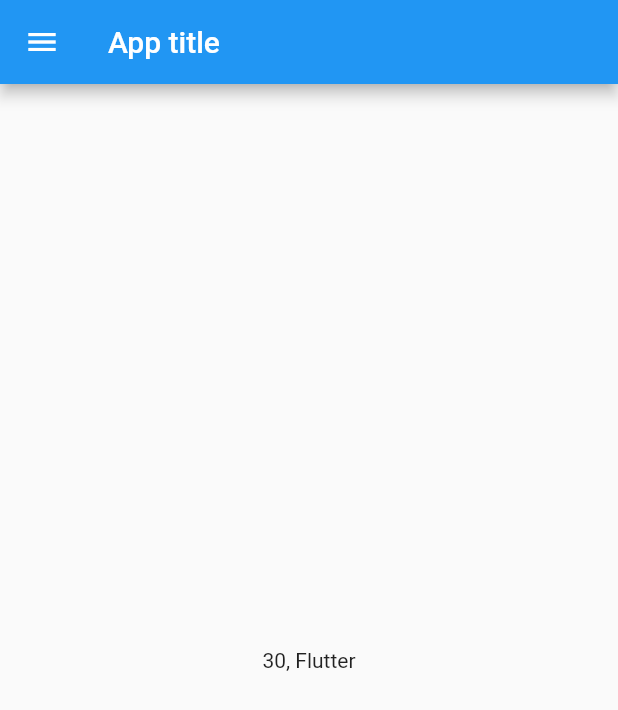
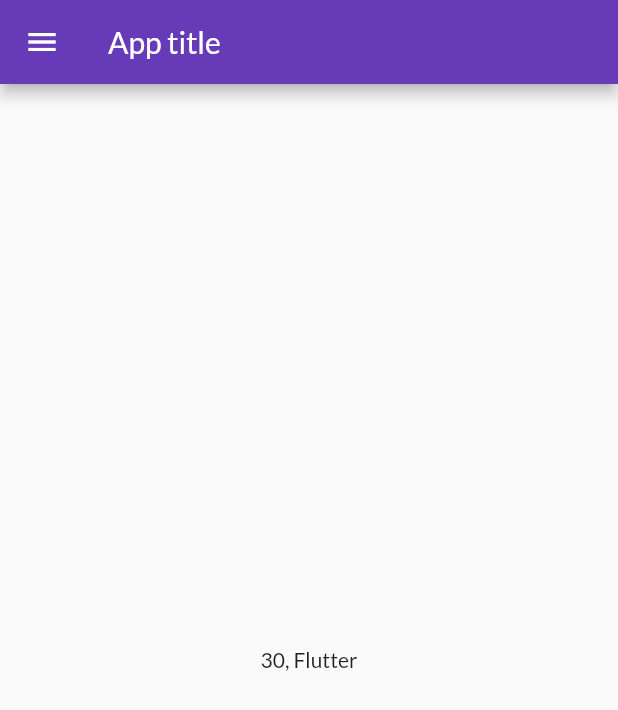
Before and after one commit to bebrijesh/30DaysOfFlutter, a Flutter app: the screen it shows after launch, on a phone screen of 412 x 824 dp. Shown: the top 710 px of the screen. Run offline on Flutter 3.47's test engine with Material 2 defaults, Android fonts, the phone set to English and light mode, and no system bars; our stand-ins replace google_fonts.

Commit message:
Day11 Completed

```diff
--- a/lib/main.dart
+++ b/lib/main.dart
@@ -15,6 +15,7 @@ class MyApp extends StatelessWidget {
     return MaterialApp(
       debugShowCheckedModeBanner: false,
       themeMode: ThemeMode.light,
+      theme: MyTheme.lightTheme(context),
       darkTheme: MyTheme.darkTheme(context),
       initialRoute: "/HomeScreen",
       routes: {
```
